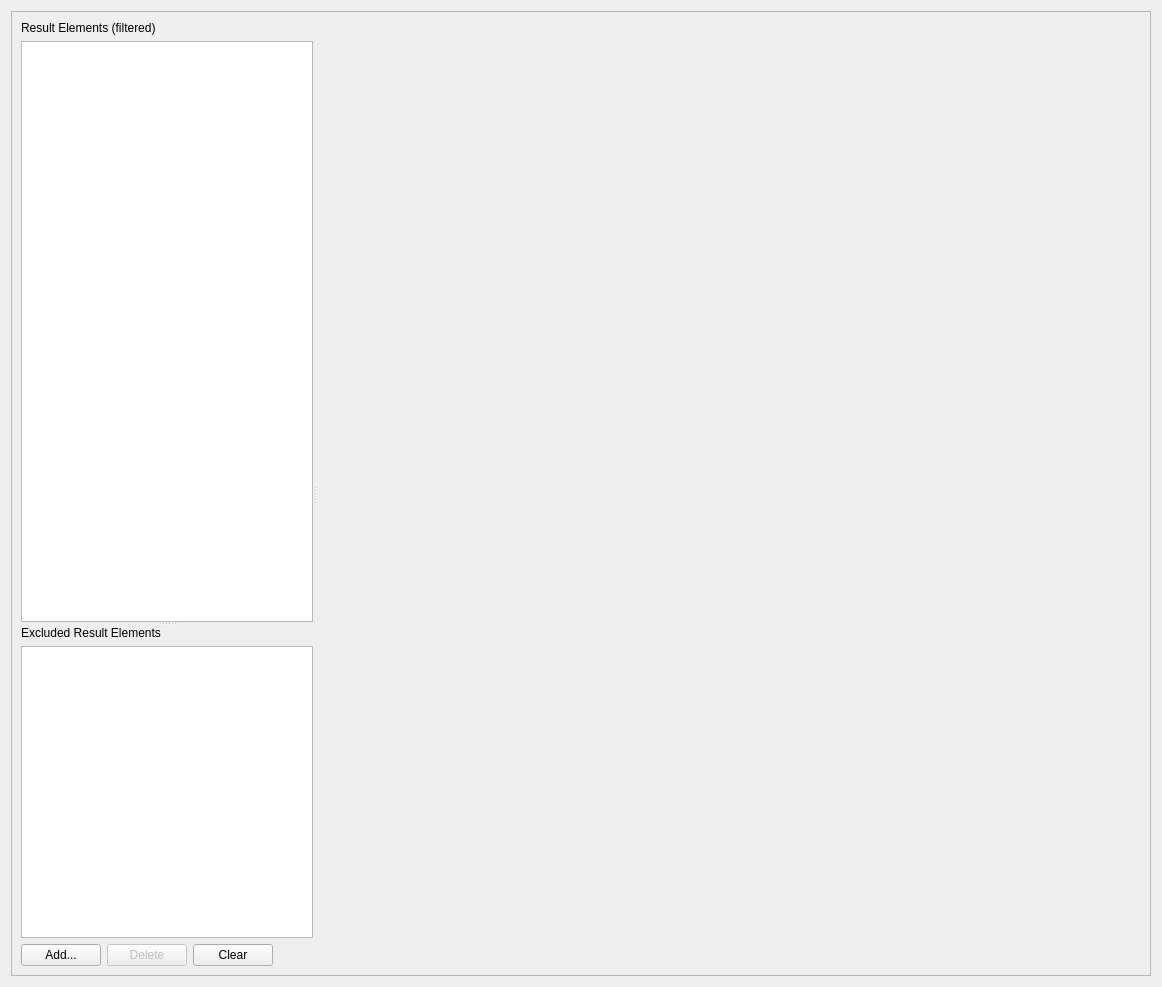
Qt form src/toolkit_gui/iqresultsetdisplayerwidget.ui (hkroeger/insightcae) before a commit.
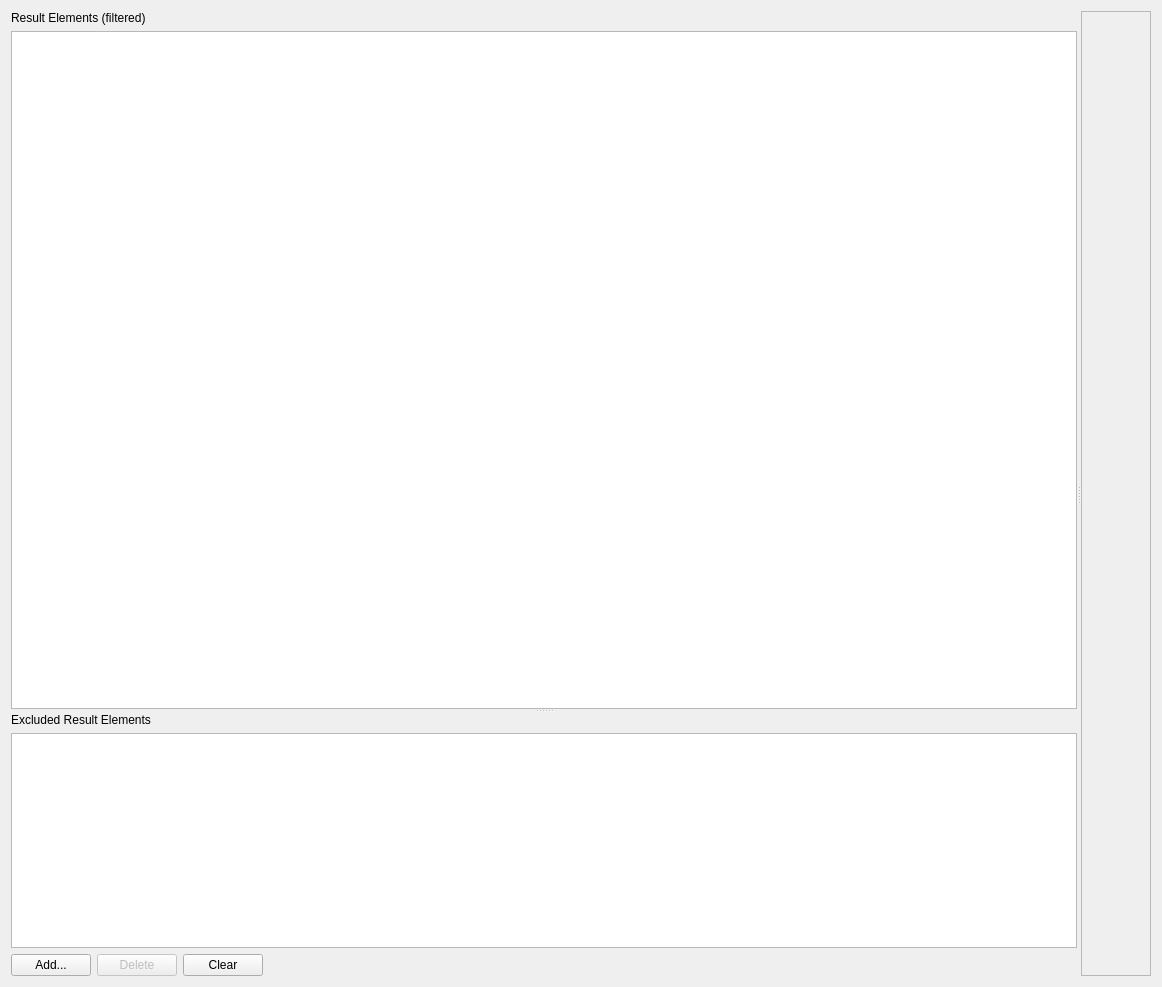
The same form after that commit.

Commit message: revise result displayer

Diff of the .ui file:
```diff
--- a/src/toolkit_gui/iqresultsetdisplayerwidget.ui
+++ b/src/toolkit_gui/iqresultsetdisplayerwidget.ui
@@ -19,42 +19,27 @@
   <property name="windowTitle">
    <string>Form</string>
   </property>
-  <layout class="QVBoxLayout" name="verticalLayout_5">
+  <layout class="QHBoxLayout" name="horizontalLayout">
    <item>
-    <widget class="QScrollArea" name="scrollArea">
-     <property name="widgetResizable">
-      <bool>true</bool>
+    <widget class="QSplitter" name="hsplitter">
+     <property name="orientation">
+      <enum>Qt::Horizontal</enum>
      </property>
-     <widget class="QWidget" name="scrollAreaWidgetContents">
-      <property name="geometry">
-       <rect>
-        <x>0</x>
-        <y>0</y>
-        <width>1138</width>
-        <height>963</height>
-       </rect>
-      </property>
+     <widget class="QSplitter" name="vsplitter">
       <property name="sizePolicy">
-       <sizepolicy hsizetype="Expanding" vsizetype="Expanding">
-        <horstretch>0</horstretch>
+       <sizepolicy hsizetype="Preferred" vsizetype="Expanding">
+        <horstretch>1</horstretch>
         <verstretch>0</verstretch>
        </sizepolicy>
       </property>
-      <layout class="QVBoxLayout" name="verticalLayout_4">
-       <item>
-        <widget class="QSplitter" name="splitter_2">
-         <property name="orientation">
-          <enum>Qt::Horizontal</enum>
-         </property>
-         <widget class="QSplitter" name="splitter">
           <property name="orientation">
            <enum>Qt::Vertical</enum>
           </property>
           <widget class="QWidget" name="widget" native="true">
            <property name="sizePolicy">
             <sizepolicy hsizetype="Preferred" vsizetype="Preferred">
-             <horstretch>1</horstretch>
-             <verstretch>2</verstretch>
+         <horstretch>0</horstretch>
+         <verstretch>3</verstretch>
             </sizepolicy>
            </property>
            <layout class="QVBoxLayout" name="verticalLayout">
@@ -76,11 +61,14 @@
               <item>
                <widget class="QTreeView" name="lvFilteredResultSetToC">
                 <property name="sizePolicy">
-                 <sizepolicy hsizetype="Preferred" vsizetype="Expanding">
+             <sizepolicy hsizetype="Preferred" vsizetype="Preferred">
                   <horstretch>0</horstretch>
                   <verstretch>0</verstretch>
                  </sizepolicy>
                 </property>
+            <property name="alternatingRowColors">
+             <bool>true</bool>
+            </property>
                </widget>
               </item>
              </layout>
@@ -90,7 +78,7 @@
           <widget class="QWidget" name="widget_2" native="true">
            <property name="sizePolicy">
             <sizepolicy hsizetype="Preferred" vsizetype="Preferred">
-             <horstretch>1</horstretch>
+         <horstretch>0</horstretch>
              <verstretch>1</verstretch>
             </sizepolicy>
            </property>
@@ -115,11 +103,14 @@
                 <item>
                  <widget class="QListView" name="lvResultElementFilters">
                   <property name="sizePolicy">
-                   <sizepolicy hsizetype="Preferred" vsizetype="Expanding">
+               <sizepolicy hsizetype="Preferred" vsizetype="Preferred">
                     <horstretch>0</horstretch>
                     <verstretch>0</verstretch>
                    </sizepolicy>
                   </property>
+              <property name="alternatingRowColors">
+               <bool>true</bool>
+              </property>
                  </widget>
                 </item>
                </layout>
@@ -173,29 +164,26 @@
            </layout>
           </widget>
          </widget>
-         <widget class="QWidget" name="wiResultElementContent" native="true">
-          <property name="sizePolicy">
-           <sizepolicy hsizetype="Expanding" vsizetype="Expanding">
-            <horstretch>4</horstretch>
-            <verstretch>0</verstretch>
-           </sizepolicy>
-          </property>
-          <property name="minimumSize">
-           <size>
-            <width>100</width>
-            <height>100</height>
-           </size>
-          </property>
-          <property name="baseSize">
-           <size>
-            <width>10</width>
-            <height>10</height>
-           </size>
-          </property>
-         </widget>
-        </widget>
-       </item>
-      </layout>
+     <widget class="QScrollArea" name="scrollArea">
+      <property name="horizontalScrollBarPolicy">
+       <enum>Qt::ScrollBarAlwaysOff</enum>
+      </property>
+      <property name="sizeAdjustPolicy">
+       <enum>QAbstractScrollArea::AdjustToContents</enum>
+      </property>
+      <property name="widgetResizable">
+       <bool>true</bool>
+      </property>
+      <widget class="QWidget" name="wiResultElementContent">
+       <property name="geometry">
+        <rect>
+         <x>0</x>
+         <y>0</y>
+         <width>68</width>
+         <height>967</height>
+        </rect>
+       </property>
+      </widget>
      </widget>
     </widget>
    </item>
```
Lines whose indentation alone changed are shown as unchanged. The commit also changes 29 other files.
